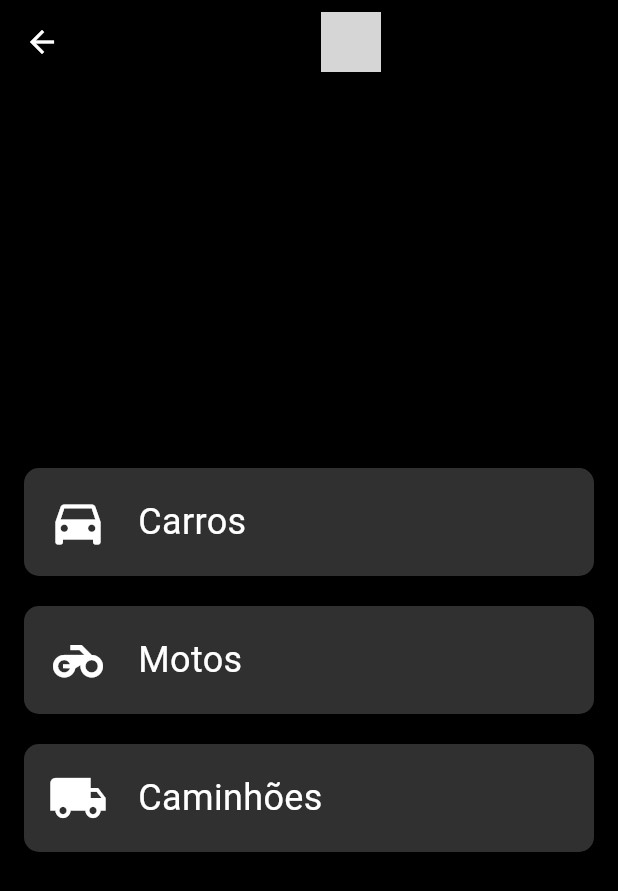
After one commit to iuripedroso/att_mobile, a Flutter app: the TabelaFipePage screen opened directly, on a phone screen of 412 x 824 dp. The commit adds this screen. Shown: the top 891 px of the screen. Run offline on Flutter 3.47's test engine with Material 3 defaults, Android fonts, the phone set to English and light mode, and no system bars; missing offline and left inert: aplicacao2, attdart; statements that could not run were skipped; grey boxes are pictures that could not be loaded.

Commit message:
atualizando pasta lib

```diff
--- a/lib/view/busca_cep_page.dart
+++ b/lib/view/busca_cep_page.dart
@@ -1,5 +1,5 @@
 import 'package:flutter/material.dart';
-import 'package:attdart/service/invertexto_service.dart';
+import 'package:aplicacao2/service/invertexto_service.dart';
 
 class BuscaCepPage extends StatefulWidget {
   const BuscaCepPage({super.key});
--- /dev/null
+++ b/lib/view/tabela_fipe_page.dart
@@ -0,0 +1,124 @@
+import 'package:flutter/material.dart';
+import 'package:attdart/view/tabela_fipe_search_page.dart';
+
+class TabelaFipePage extends StatelessWidget {
+  const TabelaFipePage({super.key});
+
+  @override
+  Widget build(BuildContext context) {
+    return Scaffold(
+      appBar: AppBar(
+        backgroundColor: Colors.black,
+        title: Row(
+          mainAxisAlignment: MainAxisAlignment.center,
+          children: [
+            Image.asset(
+              'assets/imgs/invertexto.png',
+              fit: BoxFit.contain,
+              height: 40,
+            ),
+          ],
+        ),
+        centerTitle: true,
+        leading: IconButton(
+          onPressed: () {
+            Navigator.pop(context);
+          },
+          icon: Icon(Icons.arrow_back, color: Colors.white),
+        ),
+      ),
+      backgroundColor: Colors.black,
+      body: Center(
+        child: Padding(
+          padding: EdgeInsets.all(16.0),
+          child: Column(
+            mainAxisAlignment: MainAxisAlignment.center,
+            children: <Widget>[
+              GestureDetector(
+                onTap: () {
+                  Navigator.push(
+                    context,
+                    MaterialPageRoute(
+                      builder: (context) =>
+                          TabelaFipeSearchPage(vehicleType: 1, title: "Carros"),
+                    ),
+                  );
+                },
+                child: Container(
+                  padding: EdgeInsets.all(16.0),
+                  decoration: BoxDecoration(
+                    color: Colors.grey[850],
+                    borderRadius: BorderRadius.circular(10),
+                  ),
+                  child: Row(
+                    children: [
+                      Icon(Icons.directions_car, color: Colors.white, size: 40),
+                      SizedBox(width: 20),
+                      Text("Carros",
+                          style: TextStyle(color: Colors.white, fontSize: 24)),
+                    ],
+                  ),
+                ),
+              ),
+              SizedBox(height: 20),
+              GestureDetector(
+                onTap: () {
+                  Navigator.push(
+                    context,
+                    MaterialPageRoute(
+                      builder: (context) =>
+                          TabelaFipeSearchPage(vehicleType: 2, title: "Motos"),
+                    ),
+                  );
+                },
+                child: Container(
+                  padding: EdgeInsets.all(16.0),
+                  decoration: BoxDecoration(
+                    color: Colors.grey[850],
+                    borderRadius: BorderRadius.circular(10),
+                  ),
+                  child: Row(
+                    children: [
+                      Icon(Icons.motorcycle, color: Colors.white, size: 40),
+                      SizedBox(width: 20),
+                      Text("Motos",
+                          style: TextStyle(color: Colors.white, fontSize: 24)),
+                    ],
+                  ),
+                ),
+              ),
+              SizedBox(height: 20),
+              GestureDetector(
+                onTap: () {
+                  Navigator.push(
+                    context,
+                    MaterialPageRoute(
+                      builder: (context) => TabelaFipeSearchPage(
+                          vehicleType: 3, title: "Caminhões"),
+                    ),
+                  );
+                },
+                child: Container(
+                  padding: EdgeInsets.all(16.0),
+                  decoration: BoxDecoration(
+                    color: Colors.grey[850],
+                    borderRadius: BorderRadius.circular(10),
+                  ),
+                  child: Row(
+                    children: [
+                      Icon(Icons.local_shipping,
+                          color: Colors.white, size: 40),
+                      SizedBox(width: 20),
+                      Text("Caminhões",
+                          style: TextStyle(color: Colors.white, fontSize: 24)),
+                    ],
+                  ),
+                ),
+              ),
+            ],
+          ),
+        ),
+      ),
+    );
+  }
+}
```
Also changed, not shown: lib/view/tabela_fipe_search_page.dart (added, +226 -0 lines).
